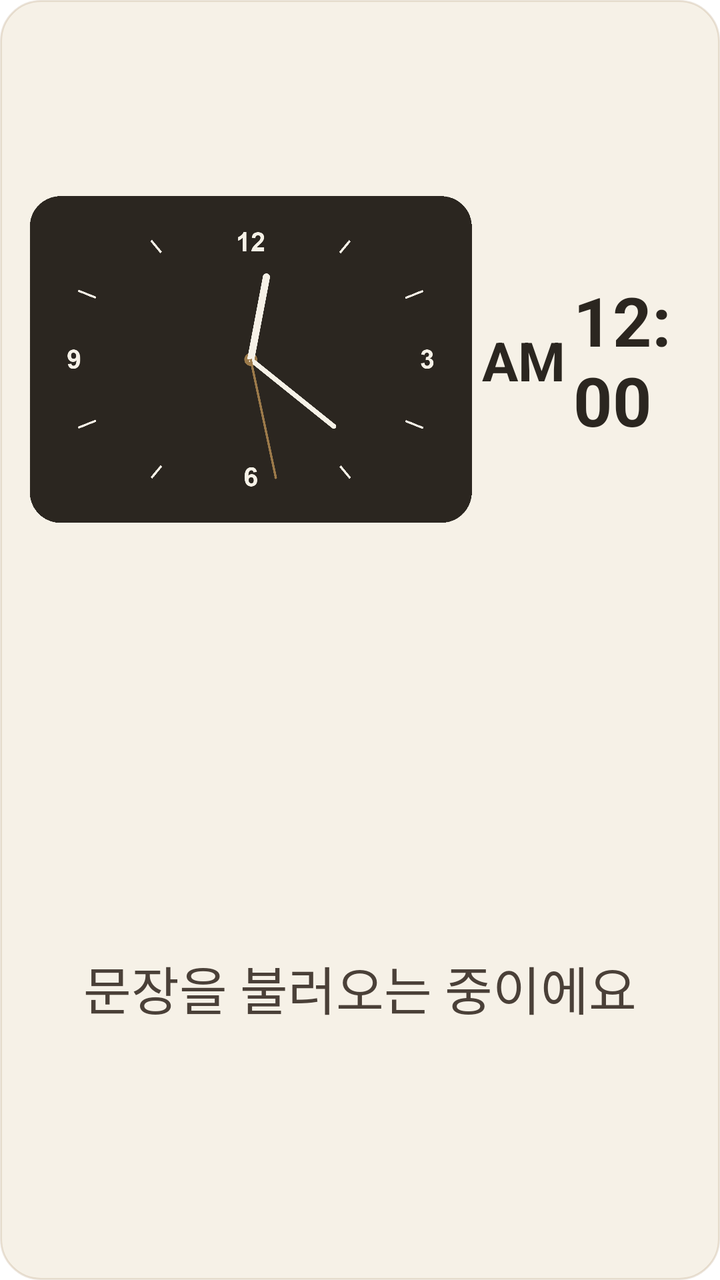
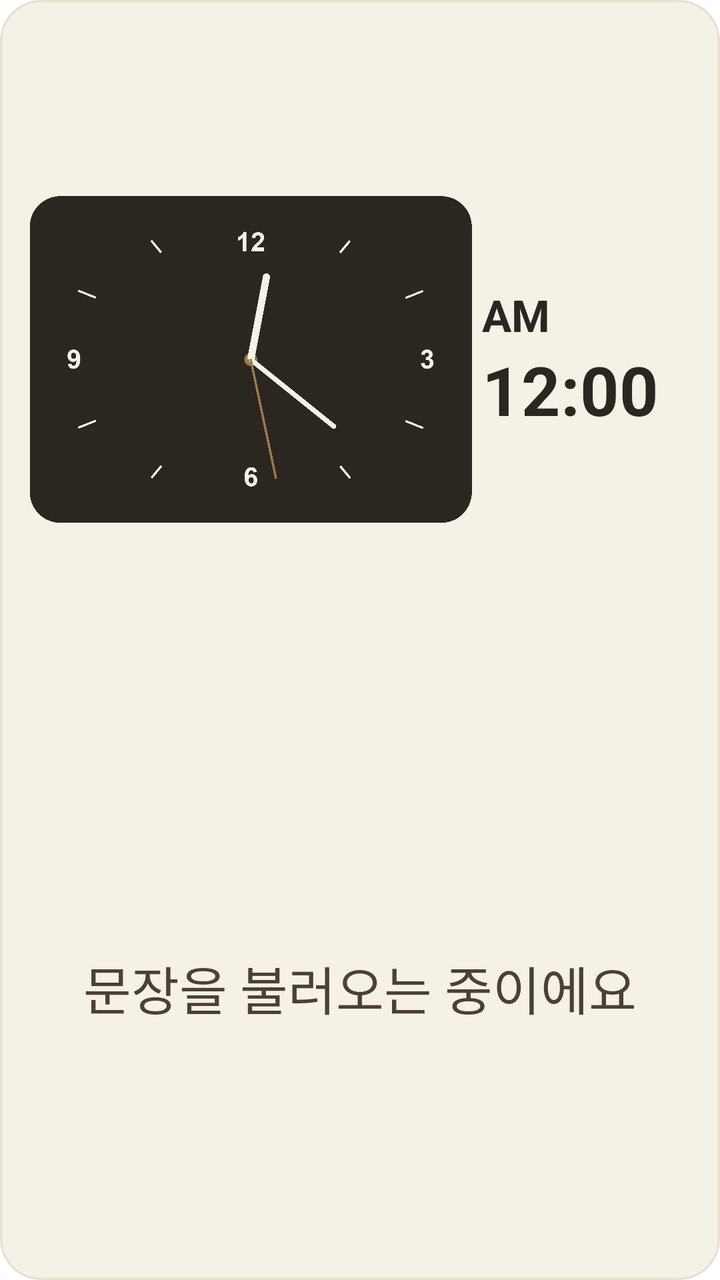

The first picture is an Android layout as it rendered before a commit; the second is the same layout after the commit. The layout source and the unified diff follow.
<!-- AndroidManifest.xml: fallback theme Theme.MaterialComponents.DayNight.NoActionBar -->
<!-- res/layout/widget_medium.xml -->
<?xml version="1.0" encoding="utf-8"?>
<LinearLayout xmlns:android="http://schemas.android.com/apk/res/android"
    android:id="@+id/widget_root"
    android:layout_width="match_parent"
    android:layout_height="match_parent"
    android:orientation="vertical"
    android:background="@drawable/widget_background"
    android:padding="10dp">

    
    <LinearLayout
        android:layout_width="match_parent"
        android:layout_height="0dp"
        android:layout_weight="5"
        android:orientation="horizontal">

        
        <FrameLayout
            android:layout_width="0dp"
            android:layout_height="match_parent"
            android:layout_weight="6.8">

            
            <AnalogClock
                android:id="@+id/widget_clock_analog"
                android:layout_width="wrap_content"
                android:layout_height="wrap_content"
                android:layout_gravity="center"
                android:dial="@drawable/widget_clock_dial"
                android:hand_hour="@drawable/widget_clock_hand_hour"
                android:hand_minute="@drawable/widget_clock_hand_minute"
                android:hand_second="@drawable/widget_clock_hand_second" />

            <ImageView
                android:id="@+id/widget_clock_hand_alarm"
                android:layout_width="wrap_content"
                android:layout_height="wrap_content"
                android:layout_gravity="center"
                android:adjustViewBounds="true"
                android:src="@drawable/widget_clock_hand_alarm"
                android:visibility="gone"
                android:contentDescription="@null" />

        </FrameLayout>

        
        <LinearLayout
            android:layout_width="0dp"
            android:layout_height="match_parent"
            android:layout_weight="3.2"
            android:gravity="center">

            <TextView
                android:id="@+id/widget_meridiem"
                android:layout_width="wrap_content"
                android:layout_height="wrap_content"
                android:layout_marginEnd="4dp"
                android:text="AM"
                android:textSize="27sp"
                android:textStyle="bold"
                android:textColor="#2B2620" />

            <TextClock
                android:id="@+id/widget_clock_text"
                android:layout_width="wrap_content"
                android:layout_height="wrap_content"
                android:format12Hour="h:mm"
                android:format24Hour="h:mm"
                android:textSize="34sp"
                android:textStyle="bold"
                android:textColor="#2B2620" />

        </LinearLayout>

    </LinearLayout>

    
    <TextView
        android:id="@+id/widget_quote"
        android:layout_width="match_parent"
        android:layout_height="0dp"
        android:layout_weight="4"
        android:layout_marginTop="8dp"
        android:layout_marginStart="12dp"
        android:layout_marginEnd="12dp"
        android:text="문장을 불러오는 중이에요"
        android:textColor="#4A4038"
        android:gravity="center"
        android:autoSizeTextType="uniform"
        android:autoSizeMinTextSize="8sp"
        android:autoSizeMaxTextSize="26sp"
        android:autoSizeStepGranularity="1sp" />

</LinearLayout>
<!-- resources referenced by this layout -->
<resources>
  <!-- drawable widget_background (drawable) -->
  <?xml version="1.0" encoding="utf-8"?>
  <shape xmlns:android="http://schemas.android.com/apk/res/android">
      <solid android:color="#F6F1E7" />
      <stroke android:width="1dp" android:color="#339C7A4A" />
      <corners android:radius="20dp" />
  </shape>
  <!-- drawable widget_clock_dial: png bitmap (drawable-xxxhdpi, 23020 bytes) -->
  <!-- drawable widget_clock_hand_alarm: png bitmap (drawable-xxxhdpi, 7913 bytes) -->
  <!-- drawable widget_clock_hand_hour: png bitmap (drawable-xxxhdpi, 8297 bytes) -->
  <!-- drawable widget_clock_hand_minute: png bitmap (drawable-xxxhdpi, 8462 bytes) -->
  <!-- drawable widget_clock_hand_second: png bitmap (drawable-xxxhdpi, 8554 bytes) -->
</resources>

<!-- the commit's change to res/layout/widget_medium.xml (unified diff, before → after) -->
@@ -48,15 +48,15 @@
             android:layout_width="0dp"
             android:layout_height="match_parent"
             android:layout_weight="3.2"
-            android:gravity="center">
+            android:orientation="vertical"
+            android:gravity="center_vertical|start">
 
             <TextView
                 android:id="@+id/widget_meridiem"
                 android:layout_width="wrap_content"
                 android:layout_height="wrap_content"
-                android:layout_marginEnd="4dp"
                 android:text="AM"
-                android:textSize="27sp"
+                android:textSize="22sp"
                 android:textStyle="bold"
                 android:textColor="#2B2620" />
 
